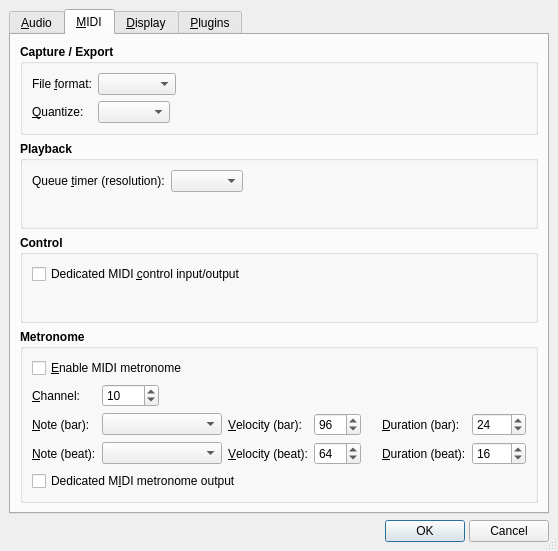
This is src/qtractorOptionsForm.ui in rncbc/qtractor as Qt 5 draws it before an edit. The edited form follows.
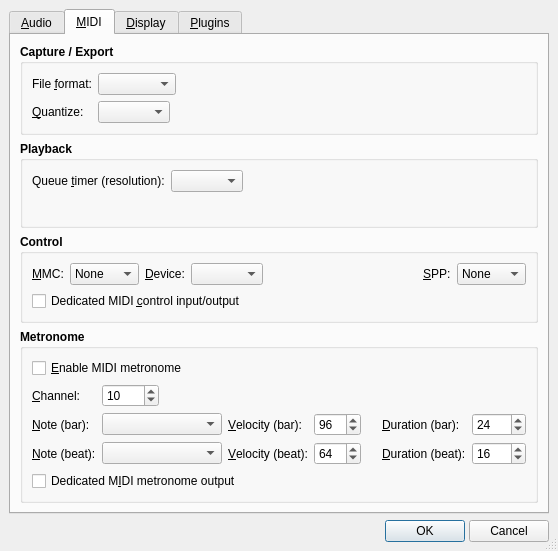
This is the edited form. The open tabs and pages were chosen to show the change. Icons and pictures are not drawn.

Commit message: - JACK Transport, MMC Device, and MIDI Song Position pointer (SPP)   control modes are now made optional (View/Options...), allowing   for discretionary configuration: None/Disabled, Slave/Input,   Master/Output or Full/Duplex (default).

What changed in the file:
```diff
--- a/src/qtractorOptionsForm.ui
+++ b/src/qtractorOptionsForm.ui
@@ -846,7 +846,147 @@
           <property name="spacing" >
            <number>6</number>
           </property>
-          <item row="0" column="0" colspan="3" >
+          <item row="0" column="0" >
+           <widget class="QLabel" name="MidiMmcModeTextLabel" >
+            <property name="font" >
+             <font>
+              <weight>50</weight>
+              <bold>false</bold>
+             </font>
+            </property>
+            <property name="text" >
+             <string>&amp;MMC:</string>
+            </property>
+            <property name="buddy" >
+             <cstring>MidiMmcModeComboBox</cstring>
+            </property>
+           </widget>
+          </item>
+          <item row="0" column="1" >
+           <widget class="QComboBox" name="MidiMmcModeComboBox" >
+            <property name="font" >
+             <font>
+              <weight>50</weight>
+              <bold>false</bold>
+             </font>
+            </property>
+            <property name="toolTip" >
+             <string>MIDI Machine Control (MMC) mode</string>
+            </property>
+            <item>
+             <property name="text" >
+              <string>None</string>
+             </property>
+            </item>
+            <item>
+             <property name="text" >
+              <string>Input</string>
+             </property>
+            </item>
+            <item>
+             <property name="text" >
+              <string>Output</string>
+             </property>
+            </item>
+            <item>
+             <property name="text" >
+              <string>Duplex</string>
+             </property>
+            </item>
+           </widget>
+          </item>
+          <item row="0" column="2" >
+           <widget class="QLabel" name="MidiMmcDeviceTextLabel" >
+            <property name="font" >
+             <font>
+              <weight>50</weight>
+              <bold>false</bold>
+             </font>
+            </property>
+            <property name="text" >
+             <string>&amp;Device:</string>
+            </property>
+            <property name="buddy" >
+             <cstring>MidiMmcDeviceComboBox</cstring>
+            </property>
+           </widget>
+          </item>
+          <item row="0" column="3" >
+           <widget class="QComboBox" name="MidiMmcDeviceComboBox" >
+            <property name="font" >
+             <font>
+              <weight>50</weight>
+              <bold>false</bold>
+             </font>
+            </property>
+            <property name="toolTip" >
+             <string>MIDI Machine Control (MMC) device id.</string>
+            </property>
+           </widget>
+          </item>
+          <item row="0" column="4" >
+           <spacer>
+            <property name="orientation" >
+             <enum>Qt::Horizontal</enum>
+            </property>
+            <property name="sizeHint" >
+             <size>
+              <width>20</width>
+              <height>20</height>
+             </size>
+            </property>
+           </spacer>
+          </item>
+          <item row="0" column="5" >
+           <widget class="QLabel" name="MidiSppModeTextLabel" >
+            <property name="font" >
+             <font>
+              <weight>50</weight>
+              <bold>false</bold>
+             </font>
+            </property>
+            <property name="text" >
+             <string>&amp;SPP:</string>
+            </property>
+            <property name="buddy" >
+             <cstring>MidiSppModeComboBox</cstring>
+            </property>
+           </widget>
+          </item>
+          <item row="0" column="6" >
+           <widget class="QComboBox" name="MidiSppModeComboBox" >
+            <property name="font" >
+             <font>
+              <weight>50</weight>
+              <bold>false</bold>
+             </font>
+            </property>
+            <property name="toolTip" >
+             <string>MIDI Song Position pointer (SPP) control mode</string>
+            </property>
+            <item>
+             <property name="text" >
+              <string>None</string>
+             </property>
+            </item>
+            <item>
+             <property name="text" >
+              <string>Input</string>
+             </property>
+            </item>
+            <item>
+             <property name="text" >
+              <string>Output</string>
+             </property>
+            </item>
+            <item>
+             <property name="text" >
+              <string>Duplex</string>
+             </property>
+            </item>
+           </widget>
+          </item>
+          <item row="1" column="0" colspan="7" >
            <widget class="QCheckBox" name="MidiControlBusCheckBox" >
             <property name="font" >
              <font>
@@ -865,7 +1005,7 @@
             </property>
            </widget>
           </item>
-          <item row="1" column="0" colspan="3" >
+          <item row="2" column="0" colspan="7" >
            <spacer>
             <property name="orientation" >
              <enum>Qt::Vertical</enum>
```
Left out of the diff: 79 changed lines with no effect on the pictures. The commit also changes 12 other files.
